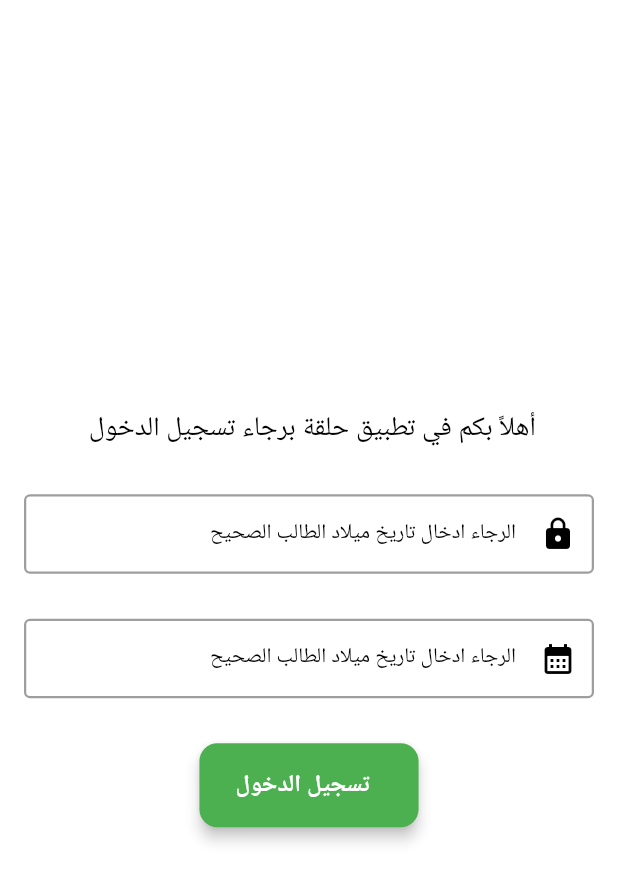
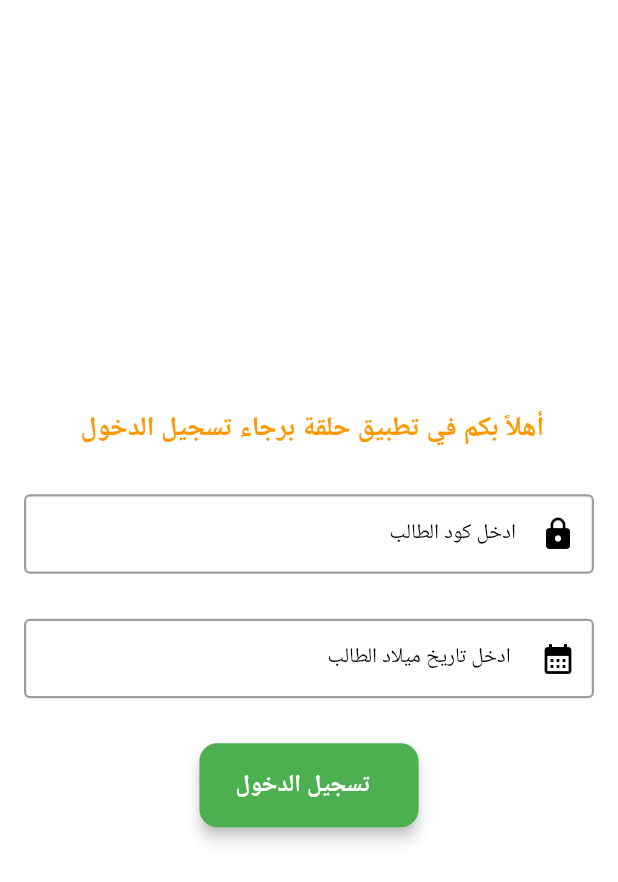
Before and after one commit to Bahaaib/Halaka, a Flutter app: the screen it shows after launch, on a phone screen of 412 x 824 dp. Shown: the top 882 px of the screen. Run offline on Flutter 3.47's test engine with Material 3 defaults, Android fonts, the phone set to English and light mode, and no system bars; our stand-ins replace auto_route, dio, firebase_core, flutter_bloc, freezed_annotation, get_it and 1 more; accounts and stored records are empty.

Commit message:
make animation for welcome text

```diff
--- a/lib/presentation/dummy/pages/home_page.dart
+++ b/lib/presentation/dummy/pages/home_page.dart
@@ -22,6 +22,7 @@ class _HomePageState extends State<HomePage> {
   final _formKey = GlobalKey<FormState>();
   final TextEditingController _codeController = TextEditingController();
   final TextEditingController _birthdayController = TextEditingController();
+  double _opacity = 0.0;
 
   @override
   void dispose() {
@@ -29,6 +30,7 @@ class _HomePageState extends State<HomePage> {
     _birthdayController.dispose();
     super.dispose();
   }
+
 
   @override
   Widget build(BuildContext context) {
@@ -56,9 +58,25 @@ class _HomePageState extends State<HomePage> {
                 child: Column(
                   mainAxisAlignment: MainAxisAlignment.center,
                   children: [
-                    const Text(
-                      CodeStrings.welcomeText,
-                      style: TextStyle(fontSize: 18.0),
+                    TweenAnimationBuilder<double>(
+                      tween: Tween<double>(begin: 0, end: 1),
+                      duration: const Duration(seconds: 2),
+                      builder: (context, value, child) {
+                        return Opacity(
+                          opacity: value,
+                          child: Transform.scale(
+                            scale: value,
+                            child: child,
+                          ),
+                        );
+                      },
+                      child: const Text(
+                        CodeStrings.welcomeText,
+                        style: TextStyle(
+                            fontSize: 18.0,
+                            fontWeight: FontWeight.bold,
+                            color: Colors.orange),
+                      ),
                     ),
                     const SizedBox(height: 30.0),
                     CustomTextFormField(
--- a/lib/resources/strings.dart
+++ b/lib/resources/strings.dart
@@ -23,6 +23,6 @@ class CodeStrings {
   static const String loginButtonText = 'تسجيل الدخول';
   static const String codeError = 'الرجاء ادخال الكود الصحيح';
   static const String birthDateError = 'الرجاء ادخال تاريخ ميلاد الطالب الصحيح';
-  static const String birthDateLabel = 'الرجاء ادخال تاريخ ميلاد الطالب الصحيح';
-  static const String codeLabel = 'الرجاء ادخال تاريخ ميلاد الطالب الصحيح';
+  static const String birthDateLabel = ' ادخل تاريخ ميلاد الطالب ';
+  static const String codeLabel = 'ادخل كود الطالب';
 }
```
